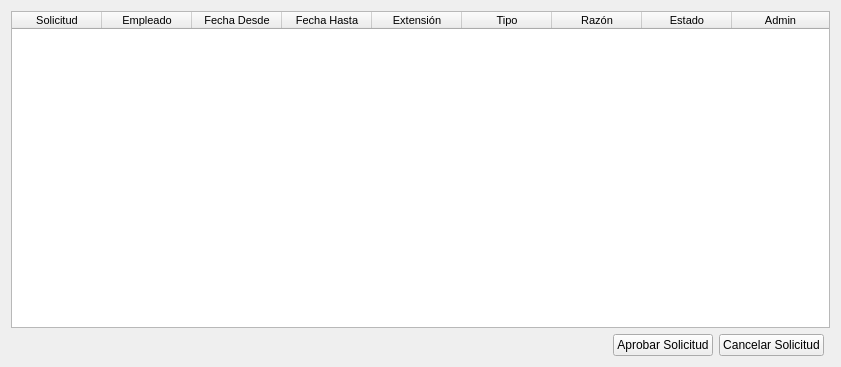
Above: windows/RequestsWidget.ui from santichialvo/holidaysAdministrator before the change. Below: the same form after it.
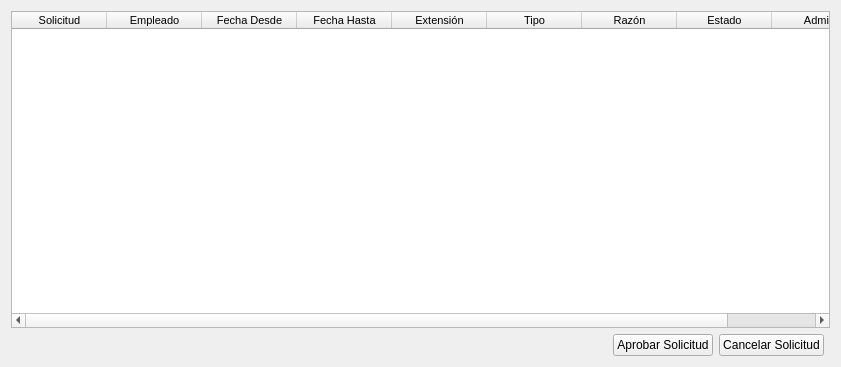
That is the form after the change. Icons and pictures are not drawn.

Diff of the .ui file:
```diff
--- a/windows/RequestsWidget.ui
+++ b/windows/RequestsWidget.ui
@@ -32,7 +32,7 @@
       <enum>QAbstractItemView::SelectRows</enum>
      </property>
      <attribute name="horizontalHeaderDefaultSectionSize">
-      <number>90</number>
+      <number>95</number>
      </attribute>
      <attribute name="horizontalHeaderMinimumSectionSize">
       <number>31</number>
```
